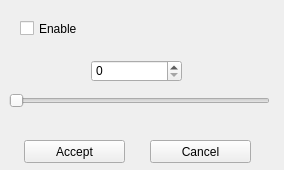
Above: src/QtConfig.ui from exp111/VolumeLeveler before the change. Below: the same form after it.
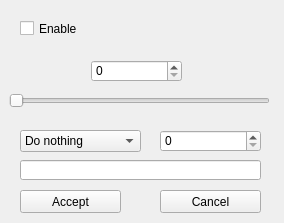
That is the form after the change.

What changed in the file:
```diff
--- a/src/QtConfig.ui
+++ b/src/QtConfig.ui
@@ -7,7 +7,7 @@
     <x>0</x>
     <y>0</y>
     <width>284</width>
-    <height>170</height>
+    <height>223</height>
    </rect>
   </property>
   <property name="windowTitle">
@@ -16,8 +16,8 @@
   <widget class="QPushButton" name="acepptButton">
    <property name="geometry">
     <rect>
-     <x>24</x>
-     <y>140</y>
+     <x>20</x>
+     <y>190</y>
      <width>101</width>
      <height>23</height>
     </rect>
@@ -51,8 +51,8 @@
   <widget class="QPushButton" name="cancelButton">
    <property name="geometry">
     <rect>
-     <x>150</x>
-     <y>140</y>
+     <x>160</x>
+     <y>190</y>
      <width>101</width>
      <height>23</height>
     </rect>
@@ -99,6 +99,61 @@
     <number>10</number>
    </property>
   </widget>
+  <widget class="QComboBox" name="actionCombo">
+   <property name="geometry">
+    <rect>
+     <x>20</x>
+     <y>130</y>
+     <width>121</width>
+     <height>22</height>
+    </rect>
+   </property>
+   <item>
+    <property name="text">
+     <string>Do nothing</string>
+    </property>
+   </item>
+   <item>
+    <property name="text">
+     <string>Mute</string>
+    </property>
+   </item>
+   <item>
+    <property name="text">
+     <string>Kick from Channel</string>
+    </property>
+   </item>
+   <item>
+    <property name="text">
+     <string>Kick from Server</string>
+    </property>
+   </item>
+   <item>
+    <property name="text">
+     <string>Ban from Server</string>
+    </property>
+   </item>
+  </widget>
+  <widget class="QLineEdit" name="actionReasonLine">
+   <property name="geometry">
+    <rect>
+     <x>20</x>
+     <y>160</y>
+     <width>241</width>
+     <height>20</height>
+    </rect>
+   </property>
+  </widget>
+  <widget class="QSpinBox" name="banDurationBox">
+   <property name="geometry">
+    <rect>
+     <x>160</x>
+     <y>130</y>
+     <width>101</width>
+     <height>22</height>
+    </rect>
+   </property>
+  </widget>
  </widget>
  <layoutdefault spacing="6" margin="11"/>
  <resources/>
```
